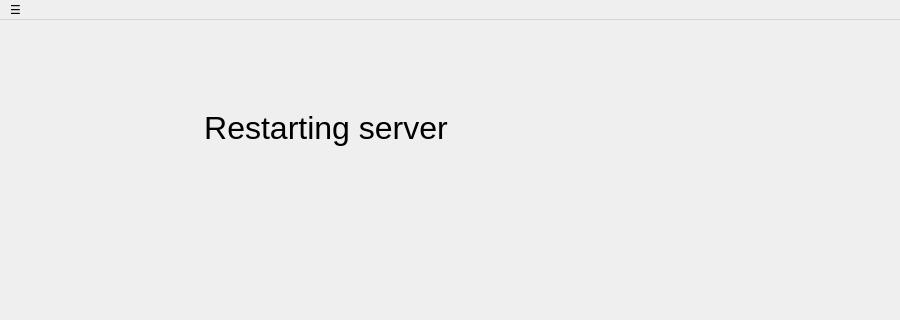
First picture: the form in server-gui/main_window.ui, repository Beyley/WiVRn, before the edit; both pictures show x 0 to 900 and y 0 to 320 of the 900 by 700 pixel window.
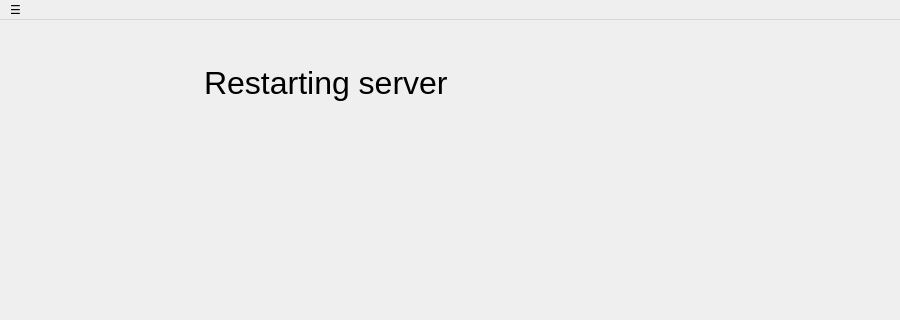
Second picture: the form after the edit. The open tabs and pages were chosen to show the change. Icons and pictures are not drawn.

Commit message: Update GUI: fix partitionner, improve handling of supported encoder/codec combinations

```diff
--- a/server-gui/main_window.ui
+++ b/server-gui/main_window.ui
@@ -298,9 +298,9 @@
        </layout>
       </widget>
       <widget class="QWidget" name="page_restarting">
-       <layout class="QVBoxLayout" name="verticalLayout_4">
+       <layout class="QVBoxLayout" name="verticalLayout_9">
         <item>
-         <layout class="QHBoxLayout" name="horizontalLayout_7">
+         <layout class="QHBoxLayout" name="horizontalLayout_10">
           <item>
            <widget class="QLabel" name="wivrn_logo_restarting">
             <property name="minimumSize">
@@ -327,32 +327,59 @@
            </widget>
           </item>
           <item>
-           <widget class="QLabel" name="status_restarting">
-            <property name="font">
-             <font>
-              <pointsize>24</pointsize>
-             </font>
-            </property>
-            <property name="text">
-             <string>Restarting server</string>
-            </property>
-            <property name="alignment">
-             <set>Qt::AlignCenter</set>
-            </property>
-           </widget>
-          </item>
-          <item>
-           <spacer name="horizontalSpacer">
-            <property name="orientation">
-             <enum>Qt::Horizontal</enum>
-            </property>
-            <property name="sizeHint" stdset="0">
-             <size>
-              <width>40</width>
-              <height>20</height>
-             </size>
-            </property>
-           </spacer>
+           <layout class="QVBoxLayout" name="verticalLayout_4">
+            <item>
+             <layout class="QHBoxLayout" name="horizontalLayout_7">
+              <item>
+               <widget class="QLabel" name="status_restarting">
+                <property name="sizePolicy">
+                 <sizepolicy hsizetype="Preferred" vsizetype="Expanding">
+                  <horstretch>0</horstretch>
+                  <verstretch>0</verstretch>
+                 </sizepolicy>
+                </property>
+                <property name="font">
+                 <font>
+                  <pointsize>24</pointsize>
+                 </font>
+                </property>
+                <property name="text">
+                 <string>Restarting server</string>
+                </property>
+                <property name="alignment">
+                 <set>Qt::AlignmentFlag::AlignLeading|Qt::AlignmentFlag::AlignLeft|Qt::AlignmentFlag::AlignVCenter</set>
+                </property>
+               </widget>
+              </item>
+              <item>
+               <spacer name="horizontalSpacer">
+                <property name="orientation">
+                 <enum>Qt::Orientation::Horizontal</enum>
+                </property>
+                <property name="sizeHint" stdset="0">
+                 <size>
+                  <width>40</width>
+                  <height>20</height>
+                 </size>
+                </property>
+               </spacer>
+              </item>
+             </layout>
+            </item>
+            <item>
+             <spacer name="verticalSpacer_2">
+              <property name="orientation">
+               <enum>Qt::Orientation::Vertical</enum>
+              </property>
+              <property name="sizeHint" stdset="0">
+               <size>
+                <width>20</width>
+                <height>40</height>
+               </size>
+              </property>
+             </spacer>
+            </item>
+           </layout>
           </item>
          </layout>
         </item>
```
Left out of the diff: 102 changed lines with no effect on the pictures. The commit also changes 7 other files.
